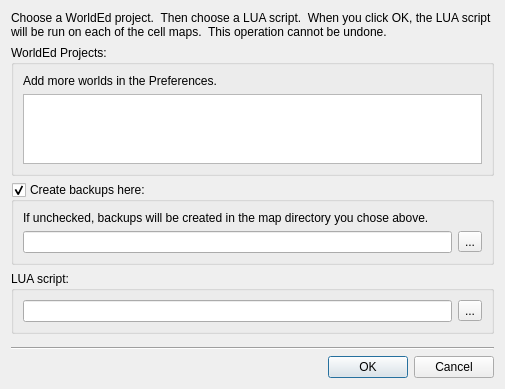
Qt form src/tiled/luaworlddialog.ui (timbaker/tiled) before a commit.
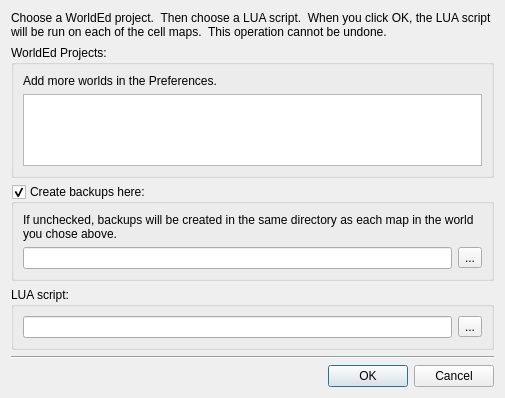
The same form after that commit.

Commit message: Fixed label text in luaworlddialog.ui.

Diff of the .ui file:
```diff
--- a/src/tiled/luaworlddialog.ui
+++ b/src/tiled/luaworlddialog.ui
@@ -7,7 +7,7 @@
     <x>0</x>
     <y>0</y>
     <width>505</width>
-    <height>389</height>
+    <height>398</height>
    </rect>
   </property>
   <property name="windowTitle">
@@ -95,7 +95,7 @@
       <item row="0" column="0">
        <widget class="QLabel" name="label_2">
         <property name="text">
-         <string>If unchecked, backups will be created in the map directory you chose above.</string>
+         <string>If unchecked, backups will be created in the same directory as each map in the world you chose above.</string>
         </property>
         <property name="wordWrap">
          <bool>true</bool>
@@ -139,7 +139,7 @@
      <property name="sizeHint" stdset="0">
       <size>
        <width>20</width>
-       <height>40</height>
+       <height>12</height>
       </size>
      </property>
     </spacer>
```
